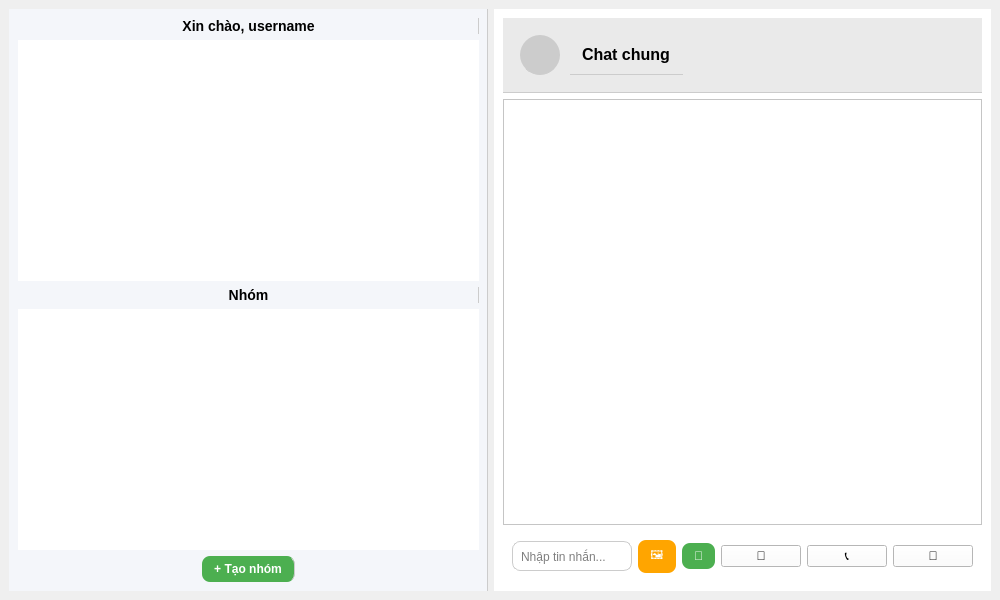
Old version of the form ui/chat_window.ui in the repository ngocanh23it007/ChatPy.
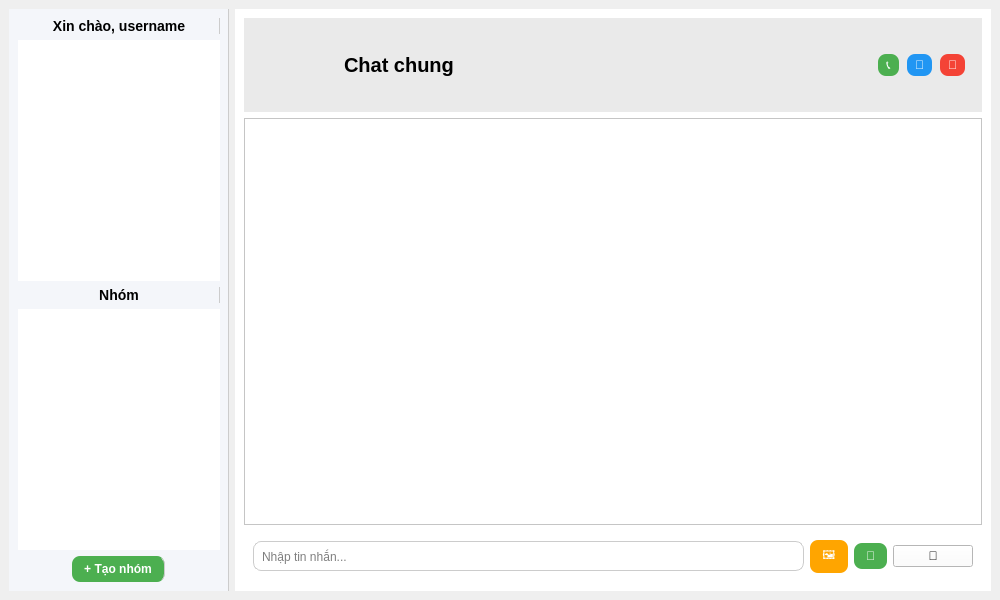
New version of the form. Icons and pictures are not drawn.

The edit to the form file:
```diff
--- a/ui/chat_window.ui
+++ b/ui/chat_window.ui
@@ -20,11 +20,17 @@
     <item>
      <widget class="QFrame" name="leftPanel">
       <property name="minimumSize">
-       <size>
-        <width>220</width>
-        <height>0</height>
-       </size>
-      </property>
+        <size>
+         <width>220</width>
+         <height>20</height>
+        </size>
+       </property>
+       <property name="maximumSize">
+        <size>
+         <width>220</width>
+         <height>16777215</height>
+        </size>
+       </property>
       <property name="styleSheet">
        <string notr="true">
         background-color: #F4F6FA;
@@ -129,7 +135,6 @@
           <string notr="true">
            background-color: #EAEAEA;
            padding: 8px;
-           border-bottom: 1px solid #CCCCCC;
           </string>
          </property>
          <layout class="QHBoxLayout" name="headerLayout">
@@ -139,65 +144,73 @@
 
           <!-- Avatar -->
           <item>
-           <widget class="QLabel" name="chatAvatar">
-            <property name="minimumSize">
-             <size>
-              <width>40</width>
-              <height>40</height>
-             </size>
-            </property>
-            <property name="maximumSize">
-             <size>
-              <width>40</width>
-              <height>40</height>
-             </size>
-            </property>
-            <property name="pixmap">
-             <pixmap>:/icons/default_avatar.png</pixmap> <!-- bạn có thể đặt ảnh mặc định -->
-            </property>
-            <property name="scaledContents">
-             <bool>true</bool>
-            </property>
-            <property name="styleSheet">
-             <string notr="true">
-              border-radius: 20px;
-              background-color: #CCCCCC;
-             </string>
-            </property>
-           </widget>
+           <layout class="QHBoxLayout" name="leftHeaderLayout">
+            <property name="spacing"><number>10</number></property>
+            <item>
+             <widget class="QLabel" name="chatAvatar">
+              <property name="minimumSize"><size><width>60</width><height>60</height></size></property>
+              <property name="maximumSize"><size><width>60</width><height>60</height></size></property>
+              <property name="scaledContents"><bool>true</bool></property>
+              <property name="styleSheet"><string notr="true">border-radius: 30px;</string></property>
+             </widget>
+            </item>
+            <item>
+             <widget class="QLabel" name="chatTitle">
+              <property name="text"><string>Chat chung</string></property>
+              <property name="alignment"><set>Qt::AlignVCenter</set></property>
+              <property name="styleSheet"><string notr="true">font-size: 20px; font-weight: bold;</string></property>
+             </widget>
+            </item>
+           </layout>
           </item>
 
-          <!-- Tên user hoặc nhóm -->
+          <!-- Spacer giữa trái/phải -->
           <item>
-           <widget class="QLabel" name="chatTitle">
-            <property name="text">
-             <string>Chat chung</string>
-            </property>
-            <property name="alignment">
-             <set>Qt::AlignVCenter</set>
-            </property>
-            <property name="styleSheet">
-             <string notr="true">
-              font-size: 16px;
-              font-weight: bold;
-             </string>
-            </property>
-           </widget>
-          </item>
-
-          <item>
-           <spacer name="horizontalSpacer">
-            <property name="orientation">
-             <enum>Qt::Horizontal</enum>
-            </property>
-            <property name="sizeHint" stdset="0">
-             <size>
-              <width>40</width>
-              <height>20</height>
-             </size>
-            </property>
+           <spacer name="headerSpacer">
+            <property name="orientation"><enum>Qt::Horizontal</enum></property>
+            <property name="sizeHint"><size><width>40</width><height>20</height></size></property>
            </spacer>
           </item>
+
+          <!-- Bên phải: các nút -->
+          <item>
+           <layout class="QHBoxLayout" name="rightHeaderLayout">
+            <property name="spacing"><number>8</number></property>
+            <item>
+             <widget class="QPushButton" name="btnCall">
+              <property name="text"><string>📞</string></property>
+              <property name="styleSheet">
+               <string notr="true">
+                QPushButton { background-color: #4CAF50; color: white; border-radius: 8px; padding: 4px 8px; }
+                QPushButton:hover { background-color: #45A049; }
+               </string>
+              </property>
+             </widget>
+            </item>
+            <item>
+             <widget class="QPushButton" name="btnVideo">
+              <property name="text"><string>🎥</string></property>
+              <property name="styleSheet">
+               <string notr="true">
+                QPushButton { background-color: #2196F3; color: white; border-radius: 8px; padding: 4px 8px; }
+                QPushButton:hover { background-color: #1976D2; }
+               </string>
+              </property>
+             </widget>
+            </item>
+            <item>
+             <widget class="QPushButton" name="btnLeaveGroup">
+              <property name="text"><string>🚪</string></property>
+              <property name="styleSheet">
+               <string notr="true">
+                QPushButton { background-color: #f44336; color: white; border-radius: 8px; padding: 4px 8px; }
+                QPushButton:hover { background-color: #d32f2f; }
+               </string>
+              </property>
+             </widget>
+            </item>
+           </layout>
+          </item>
          </layout>
         </widget>
        </item>
@@ -283,20 +296,6 @@
             </property>
            </widget>
           </item>
-          <item>
-           <widget class="QPushButton" name="btnCall">
-            <property name="text">
-             <string>📞</string>
-            </property>
-           </widget>
-          </item>
-          <item>
-           <widget class="QPushButton" name="btnVideo">
-            <property name="text">
-             <string>🎥</string>
-            </property>
-           </widget>
-          </item>
          </layout>
         </widget>
        </item>
```
Left out of the diff: 2 changed lines with no effect on the pictures.
